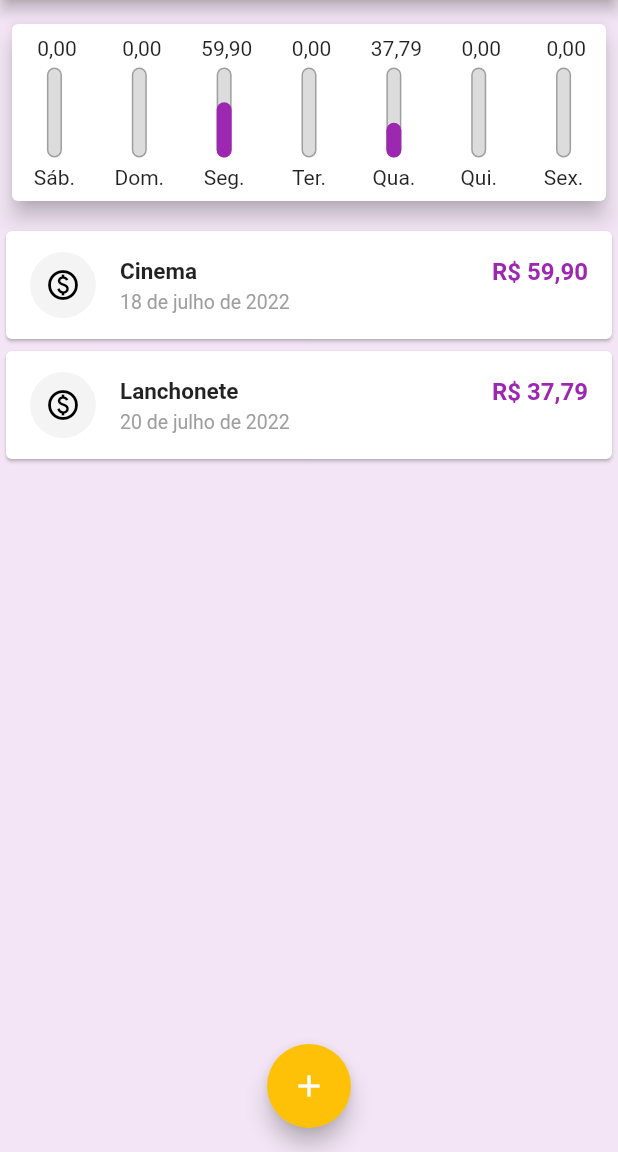
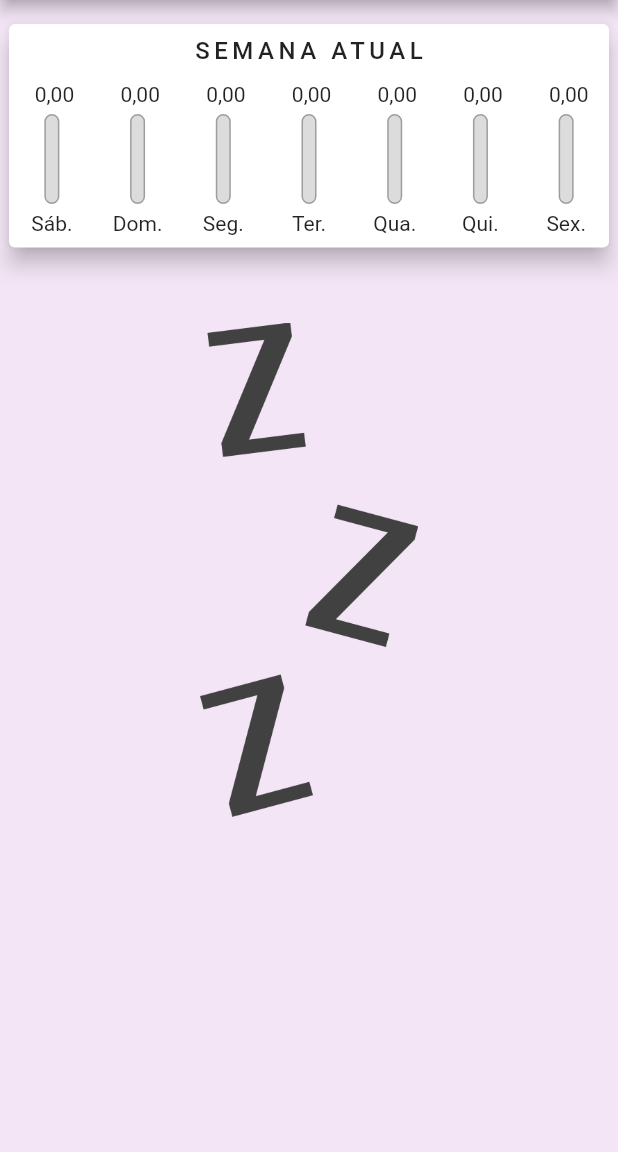
Before and after one commit to isaacscardoso/expenses-diary-app, a Flutter app: the screen it shows after launch, on a phone screen of 412 x 824 dp, the part 84-1236 px from its top. Run offline on Flutter 3.47's test engine with Material 2 defaults, Android fonts, the phone set to English and light mode, and no system bars; Roboto replaces fonts that are missing (NotoSans).

Commit message:
Refactoring the project: 1 - title in the chart; 2 - removing the central add transaction button; 3 - setting the transaction date as selected in the calendar.

```diff
--- a/lib/components/chart.dart
+++ b/lib/components/chart.dart
@@ -42,20 +42,37 @@ class Chart extends StatelessWidget {
   Widget build(BuildContext context) {
     return Card(
       elevation: 6,
-      margin: const EdgeInsets.symmetric(vertical: 16, horizontal: 8),
+      margin: const EdgeInsets.symmetric(vertical: 16, horizontal: 6),
       child: Padding(
         padding: const EdgeInsets.symmetric(vertical: 8),
-        child: Row(
+        child: Column(
+          children: [
+            const Text(
+              'SEMANA ATUAL',
+              style: TextStyle(
+                fontSize: 16,
+                fontWeight: FontWeight.w500,
+                letterSpacing: 3,
+              ),
+            ),
+            const SizedBox(
+              height: 12,
+            ),
+            Row(
               mainAxisAlignment: MainAxisAlignment.spaceAround,
               children: groupedTransactions.map((gt) {
                 return Expanded(
                   child: ChartBar(
                     label: gt['day'],
                     value: gt['value'],
-                percentage: gt['value'] / _weekTotalValue,
+                    percentage: _weekTotalValue != 0
+                        ? gt['value'] / _weekTotalValue
+                        : _weekTotalValue,
                   ),
                 );
               }).toList(),
+            ),
+          ],
         ),
       ),
     );
--- a/lib/components/transaction_form.dart
+++ b/lib/components/transaction_form.dart
@@ -7,7 +7,7 @@ class TransactionForm extends StatefulWidget {
   const TransactionForm({Key? key, required this.onSubmitForm})
       : super(key: key);
 
-  final void Function(String, double) onSubmitForm;
+  final void Function(String, double, DateTime) onSubmitForm;
 
   @override
   State<TransactionForm> createState() => _TransactionFormState();
@@ -16,7 +16,7 @@ class TransactionForm extends StatefulWidget {
 class _TransactionFormState extends State<TransactionForm> {
   final TextEditingController _titleController = TextEditingController();
   final TextEditingController _valueController = TextEditingController();
-  DateTime? _selectedDate;
+  DateTime? _selectedDate = DateTime.now();
 
   void _onSubmitForm() {
     String title = _titleController.text;
@@ -27,8 +27,8 @@ class _TransactionFormState extends State<TransactionForm> {
 
     double value = double.tryParse(reformatValue) ?? 0.0;
 
-    if (title.isNotEmpty && value > 0) {
-      widget.onSubmitForm(title, value);
+    if (title.isNotEmpty && value > 0 && _selectedDate != null) {
+      widget.onSubmitForm(title, value, _selectedDate!);
     }
   }
 
--- a/lib/components/transaction_list.dart
+++ b/lib/components/transaction_list.dart
@@ -11,21 +11,16 @@ class TransactionList extends StatelessWidget {
 
   @override
   Widget build(BuildContext context) {
-    final screenSize = MediaQuery.of(context).size.height;
     return SizedBox(
-      height: screenSize - (screenSize * (49.0 / 100)),
+      height: MediaQuery.of(context).size.height * 0.55,
       child: transactions.isEmpty
           ? Column(
               children: <Widget>[
-                Padding(
-                  padding: const EdgeInsets.only(top: 12, bottom: 20),
-                  child: Text(
-                    'Nenhuma Transação cadastrada!',
-                    style: Theme.of(context).textTheme.headline6,
-                  ),
+                const SizedBox(
+                  height: 34,
                 ),
                 SizedBox(
-                  height: screenSize - (screenSize * (66.7 / 100)),
+                  height: MediaQuery.of(context).size.height * 0.40,
                   child: Image.asset(
                     'assets/images/waiting.png',
                     fit: BoxFit.cover,
@@ -37,7 +32,9 @@ class TransactionList extends StatelessWidget {
               itemCount: transactions.length,
               itemBuilder: (BuildContext context, int index) {
                 final item = transactions[index];
-                return Card(
+                return Padding(
+                  padding: const EdgeInsets.symmetric(horizontal: 2),
+                  child: Card(
                     child: ListTile(
                       leading: const CircleAvatar(
                         backgroundColor: Color.fromRGBO(244, 244, 244, 1),
@@ -72,6 +69,7 @@ class TransactionList extends StatelessWidget {
                         ),
                       ),
                     ),
+                  ),
                 );
               },
             ),
--- a/lib/main.dart
+++ b/lib/main.dart
@@ -52,20 +52,7 @@ class MyHomePage extends StatefulWidget {
 }
 
 class _MyHomePageState extends State<MyHomePage> {
-  final List<Transaction> _transactions = [
-    Transaction(
-      id: '1',
-      title: 'Cinema',
-      value: 59.90,
-      date: DateTime.now().subtract(const Duration(days: 4)),
-    ),
-    Transaction(
-      id: '2',
-      title: 'Lanchonete',
-      value: 37.79,
-      date: DateTime.now().subtract(const Duration(days: 2)),
-    ),
-  ];
+  final List<Transaction> _transactions = [];
 
   List<Transaction> get _recentTransactions {
     return _transactions.where((rt) {
@@ -73,12 +60,12 @@ class _MyHomePageState extends State<MyHomePage> {
     }).toList();
   }
 
-  void _addTransaction(String title, double value) {
+  void _addTransaction(String title, double value, DateTime date) {
     final transaction = Transaction(
       id: Random().nextDouble().toString(),
       title: title,
       value: value,
-      date: DateTime.now(),
+      date: date,
     );
 
     setState(() {
@@ -123,11 +110,6 @@ class _MyHomePageState extends State<MyHomePage> {
           ],
         ),
       ),
-      floatingActionButton: FloatingActionButton(
-        onPressed: () => _openTransactionFormModal(context),
-        child: const Icon(Icons.add),
-      ),
-      floatingActionButtonLocation: FloatingActionButtonLocation.centerFloat,
     );
   }
 }
```
Lines whose indentation alone changed are shown as unchanged.
